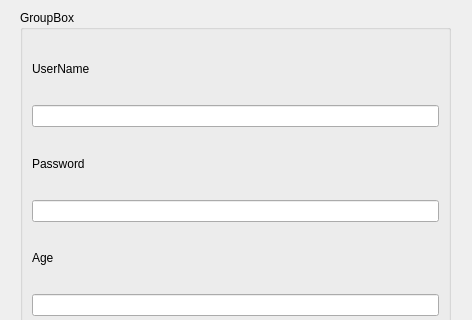
Old version of the form signup.ui in the repository AbdoBadawy/EECE2026_TicTacToeProject_CodeCrafters; both pictures show x 0 to 472 and y 0 to 320 of the 472 by 626 pixel window.
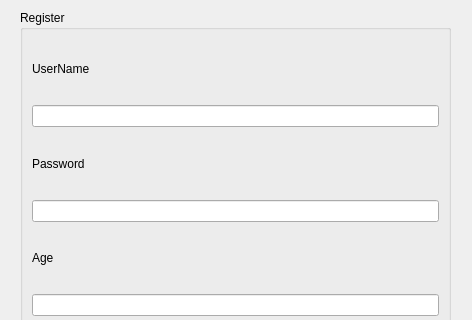
New version of the form.

What changed in the file:
```diff
--- a/signup.ui
+++ b/signup.ui
@@ -23,7 +23,7 @@
     </rect>
    </property>
    <property name="title">
-    <string>GroupBox</string>
+    <string>Register</string>
    </property>
    <layout class="QVBoxLayout" name="verticalLayout">
     <item>
```
Left out of the diff: 8 changed lines with no effect on the pictures.
